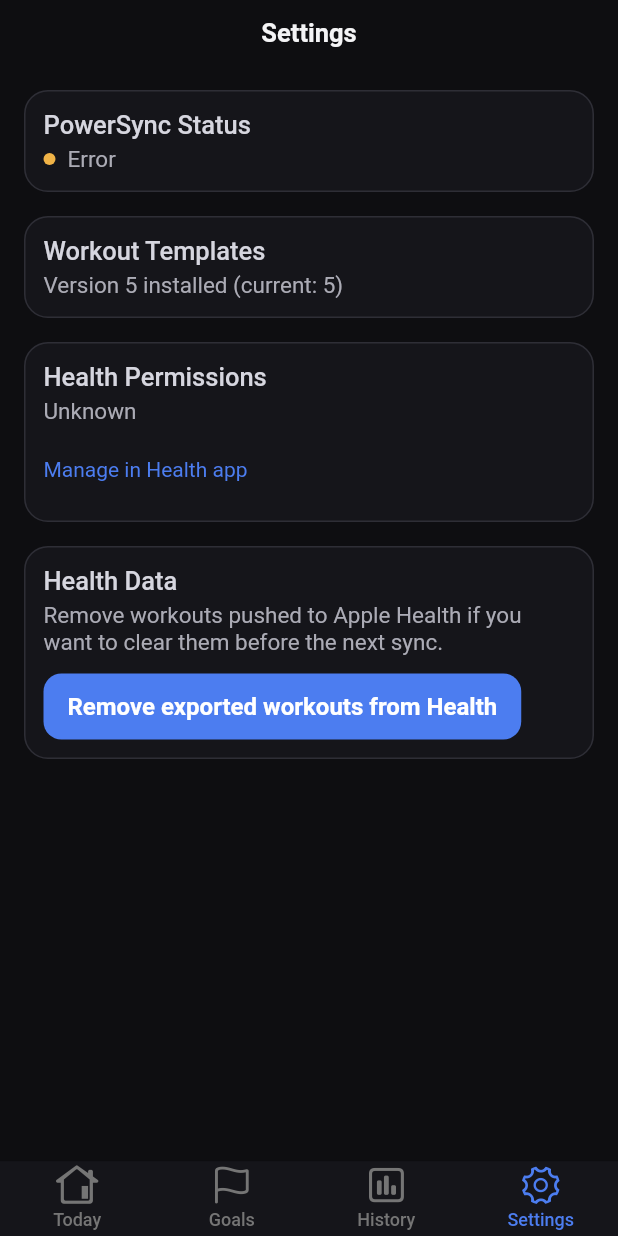
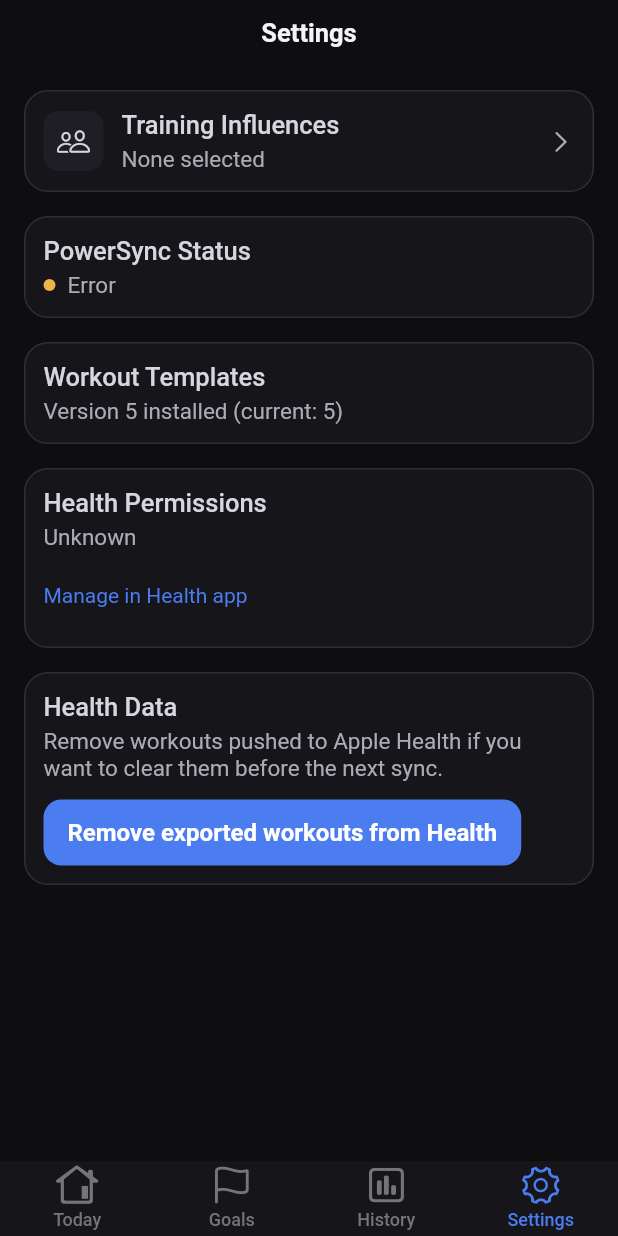
Before and after one commit to ethanp/workouts, a Flutter app: the screen it shows after launch, item 4 of the bottom bar chosen, on a phone screen of 412 x 824 dp. Run offline on Flutter 3.47's test engine with Material 3 defaults, Android fonts, the phone set to English and light mode, and no system bars; our stand-ins replace flutter_dotenv, flutter_riverpod, freezed_annotation, riverpod_annotation; missing offline and left inert: dart_jsonwebtoken, ethan_utils, powersync; generated files the repository leaves out were written again; statements that could not run were skipped.

Commit message:
R9(feat complete): select & incporporate training influences

```diff
--- a/lib/screens/settings_screen.dart
+++ b/lib/screens/settings_screen.dart
@@ -4,8 +4,10 @@ import 'package:intl/intl.dart';
 import 'package:workouts/models/health_export_summary.dart';
 import 'package:workouts/models/health_permission_status.dart';
 import 'package:workouts/providers/health_kit_provider.dart';
+import 'package:workouts/providers/influences_provider.dart';
 import 'package:workouts/providers/sync_provider.dart';
 import 'package:workouts/providers/template_version_provider.dart';
+import 'package:workouts/screens/influences_screen.dart';
 import 'package:workouts/theme/app_theme.dart';
 
 class SettingsScreen extends ConsumerWidget {
@@ -18,12 +20,16 @@ class SettingsScreen extends ConsumerWidget {
     final versionAsync = ref.watch(templateVersionControllerProvider);
     final syncStatus = ref.watch(powerSyncStatusProvider);
 
+    final influencesAsync = ref.watch(activeInfluencesProvider);
+
     return CupertinoPageScaffold(
       navigationBar: const CupertinoNavigationBar(middle: Text('Settings')),
       child: SafeArea(
         child: ListView(
           padding: const EdgeInsets.all(AppSpacing.lg),
           children: [
+            _TrainingInfluencesTile(influencesAsync: influencesAsync),
+            const SizedBox(height: AppSpacing.lg),
             _SyncStatusTile(syncStatus: syncStatus),
             const SizedBox(height: AppSpacing.lg),
             _TemplateVersionTile(versionAsync: versionAsync, ref: ref),
@@ -31,6 +37,74 @@ class SettingsScreen extends ConsumerWidget {
             _PermissionStatusTile(permissionAsync: permissionAsync, ref: ref),
             const SizedBox(height: AppSpacing.lg),
             _HealthDataActions(exportAsync: exportAsync, ref: ref),
+          ],
+        ),
+      ),
+    );
+  }
+}
+
+class _TrainingInfluencesTile extends StatelessWidget {
+  const _TrainingInfluencesTile({required this.influencesAsync});
+
+  final AsyncValue<List<dynamic>> influencesAsync;
+
+  @override
+  Widget build(BuildContext context) {
+    final activeCount = influencesAsync.value?.length ?? 0;
+    final subtitle = activeCount == 0
+        ? 'None selected'
+        : '$activeCount influence${activeCount == 1 ? '' : 's'} active';
+
+    return GestureDetector(
+      onTap: () => Navigator.of(context).push(
+        CupertinoPageRoute<void>(
+          builder: (_) => const InfluencesScreen(),
+        ),
+      ),
+      child: Container(
+        padding: const EdgeInsets.all(AppSpacing.md),
+        decoration: BoxDecoration(
+          color: AppColors.backgroundDepth2,
+          borderRadius: BorderRadius.circular(AppRadius.md),
+          border: Border.all(color: AppColors.borderDepth1),
+        ),
+        child: Row(
+          children: [
+            Container(
+              width: 40,
+              height: 40,
+              decoration: BoxDecoration(
+                color: AppColors.backgroundDepth3,
+                borderRadius: BorderRadius.circular(AppRadius.sm),
+              ),
+              child: const Icon(
+                CupertinoIcons.person_2,
+                color: AppColors.textColor2,
+                size: 22,
+              ),
+            ),
+            const SizedBox(width: AppSpacing.md),
+            Expanded(
+              child: Column(
+                crossAxisAlignment: CrossAxisAlignment.start,
+                children: [
+                  Text('Training Influences', style: AppTypography.subtitle),
+                  const SizedBox(height: AppSpacing.xs),
+                  Text(
+                    subtitle,
+                    style: AppTypography.body.copyWith(
+                      color: AppColors.textColor3,
+                    ),
+                  ),
+                ],
+              ),
+            ),
+            const Icon(
+              CupertinoIcons.chevron_right,
+              color: AppColors.textColor3,
+              size: 18,
+            ),
           ],
         ),
       ),
--- a/lib/services/context_builder.dart
+++ b/lib/services/context_builder.dart
@@ -2,8 +2,10 @@ import 'package:riverpod_annotation/riverpod_annotation.dart';
 import 'package:workouts/models/background_note.dart';
 import 'package:workouts/models/fitness_goal.dart';
 import 'package:workouts/models/session.dart';
+import 'package:workouts/models/training_influence.dart';
 import 'package:workouts/services/repositories/background_notes_repository_powersync.dart';
 import 'package:workouts/services/repositories/goals_repository_powersync.dart';
+import 'package:workouts/services/repositories/influences_repository_powersync.dart';
 import 'package:workouts/services/repositories/session_repository_powersync.dart';
 
 part 'context_builder.g.dart';
@@ -13,25 +15,29 @@ class WorkoutContext {
   final List<FitnessGoal> goals;
   final List<BackgroundNote> backgroundNotes;
   final List<Session> recentSessions;
+  final List<TrainingInfluence> influences;
 
   WorkoutContext({
     required this.goals,
     required this.backgroundNotes,
     required this.recentSessions,
+    required this.influences,
   });
 
-  bool get isEmpty => goals.isEmpty && backgroundNotes.isEmpty;
+  bool get isEmpty => goals.isEmpty && backgroundNotes.isEmpty && influences.isEmpty;
 }
 
 class ContextBuilder {
   final GoalsRepositoryPowerSync goalsRepo;
   final BackgroundNotesRepositoryPowerSync notesRepo;
   final SessionRepositoryPowerSync sessionRepo;
+  final InfluencesRepositoryPowerSync influencesRepo;
 
   ContextBuilder({
     required this.goalsRepo,
     required this.notesRepo,
     required this.sessionRepo,
+    required this.influencesRepo,
   });
 
   Future<WorkoutContext> build() async {
@@ -53,10 +59,14 @@ class ContextBuilder {
         .take(10) // Limit to last 10 sessions for token budget
         .toList();
 
+    // Fetch active training influences
+    final activeInfluences = await influencesRepo.fetchActiveInfluences();
+
     return WorkoutContext(
       goals: activeGoals,
       backgroundNotes: activeNotes,
       recentSessions: recentSessions,
+      influences: activeInfluences,
     );
   }
 }
@@ -67,5 +77,6 @@ ContextBuilder contextBuilder(Ref ref) {
     goalsRepo: ref.watch(goalsRepositoryPowerSyncProvider),
     notesRepo: ref.watch(backgroundNotesRepositoryPowerSyncProvider),
     sessionRepo: ref.watch(sessionRepositoryPowerSyncProvider),
+    influencesRepo: ref.watch(influencesRepositoryPowerSyncProvider),
   );
 }
--- a/lib/services/llm_service.dart
+++ b/lib/services/llm_service.dart
@@ -48,12 +48,15 @@ class LlmService {
   Future<LlmWorkoutResponse> generateWorkoutOptions({
     required WorkoutContext context,
     String? userFeedback,
+    http.Client? client,
   }) async {
+    final httpClient = client ?? this.client;
     _log.info('Generating workout options...');
     _log.fine(
       'Context: ${context.goals.length} goals, '
       '${context.backgroundNotes.length} notes, '
-      '${context.recentSessions.length} recent sessions',
+      '${context.recentSessions.length} recent sessions, '
+      '${context.influences.length} influences',
     );
 
     final String systemPrompt = _buildSystemPrompt();
@@ -62,7 +65,7 @@ class LlmService {
       {'role': 'system', 'content': systemPrompt},
       {'role': 'user', 'content': userPrompt},
     ];
-    final http.Response response = await feedToLlm(inputPromptInfo);
+    final http.Response response = await feedToLlm(inputPromptInfo, httpClient);
 
     if (response.statusCode != 200) {
       _log.severe(
@@ -84,12 +87,13 @@ class LlmService {
 
   Future<http.Response> feedToLlm(
     List<Map<String, String>> inputPromptInfo,
+    http.Client httpClient,
   ) async {
     final url = '$proxyUrl/v1/chat/completions';
     _log.info('Calling LLM proxy at $url');
 
     try {
-      final response = await client
+      final response = await httpClient
           .post(
             Uri.parse(url),
             headers: {
@@ -115,7 +119,7 @@ class LlmService {
   }
 
   String _buildSystemPrompt() {
-    return '''You are a personal fitness coach. Based on the user's goals, constraints, and recent training history, suggest 2-3 workout options for today.
+    return '''You are a personal fitness coach. Based on the user's goals, constraints, training influences, and recent training history, suggest 2-3 workout options for today.
 
 For each option provide:
 1. A descriptive title
@@ -130,7 +134,13 @@ Each block must have:
 - List of exercises with sets/reps/duration as appropriate
 - Optional description and number of rounds (default 1)
 
+IMPORTANT: If the user has selected training influences (coaches/philosophies they follow), incorporate their principles into workout design:
+- Choose exercises and programming that align with those philosophies
+- Include coaching cues that reference the influence (e.g., "Crush the handle - Pavel", "Skill before intensity - Wildman")
+- The notes field for exercises should include philosophy-specific form cues when applicable
+
 Consider:
+- Training influences and their principles (highest priority for exercise selection and cues)
 - Goal alignment (prioritize primary goals)
 - Recent history (avoid overtraining muscle groups)
 - User constraints (injuries, time limits, equipment)
@@ -166,11 +176,30 @@ Respond in JSON format with this exact structure:
     final buffer = StringBuffer();
 
     appendGoalsPrompt(buffer, ctx);
+    appendInfluencesPrompt(buffer, ctx);
     appendNotesPrompt(buffer, ctx);
     appendRecentNotesPrompt(buffer, ctx);
     appendCallToAction(buffer, feedback);
 
     return buffer.toString();
+  }
+
+  void appendInfluencesPrompt(StringBuffer buffer, WorkoutContext ctx) {
+    buffer.writeln('## Training Influences');
+    if (ctx.influences.isEmpty) {
+      buffer.writeln('No specific training influences selected.');
+    } else {
+      for (final influence in ctx.influences) {
+        buffer.writeln('### ${influence.name}');
+        buffer.writeln(influence.description);
+        buffer.writeln('Key principles:');
+        for (final principle in influence.principles) {
+          buffer.writeln('- $principle');
+        }
+        buffer.writeln();
+      }
+    }
+    buffer.writeln();
   }
 
   void appendCallToAction(StringBuffer buffer, String? feedback) {
--- a/lib/widgets/workout_options_sheet.dart
+++ b/lib/widgets/workout_options_sheet.dart
@@ -78,7 +78,7 @@ class _WorkoutOptionsSheetState extends ConsumerState<WorkoutOptionsSheet> {
           CupertinoButton(
             padding: EdgeInsets.zero,
             onPressed: () {
-              ref.read(workoutGenerationProvider.notifier).clear();
+              ref.read(workoutGenerationProvider.notifier).cancel();
               Navigator.of(context).pop();
             },
             child: const Text('Cancel'),
@@ -212,7 +212,6 @@ class _WorkoutOptionsSheetState extends ConsumerState<WorkoutOptionsSheet> {
   }
 
   void _selectOption(LlmWorkoutOption option) {
-    ref.read(workoutGenerationProvider.notifier).clear();
     Navigator.of(context).pop(option);
   }
 
```
Also changed, not shown: lib/models/training_influence.dart (added, +84 -0 lines), lib/providers/influences_provider.dart (added, +17 -0 lines), lib/providers/workout_generation_provider.dart (+29 -3 lines), lib/screens/influences_screen.dart (added, +244 -0 lines), lib/services/powersync_schema.dart (+8 -0 lines), lib/services/repositories/influences_repository_powersync.dart (added, +120 -0 lines).
